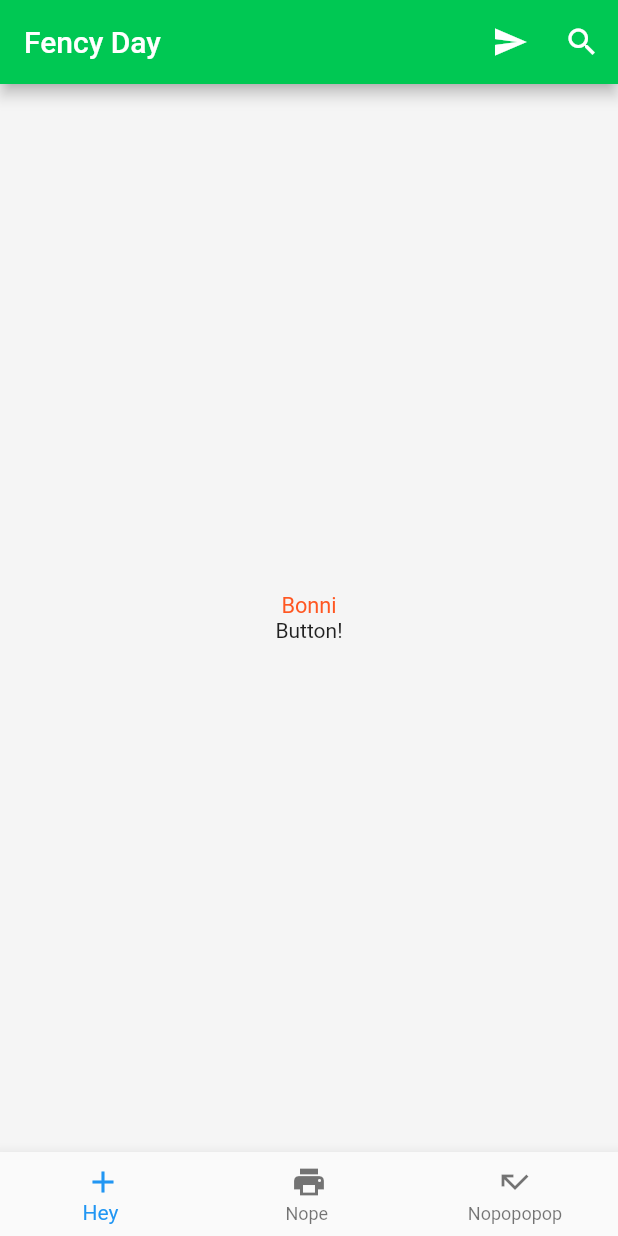
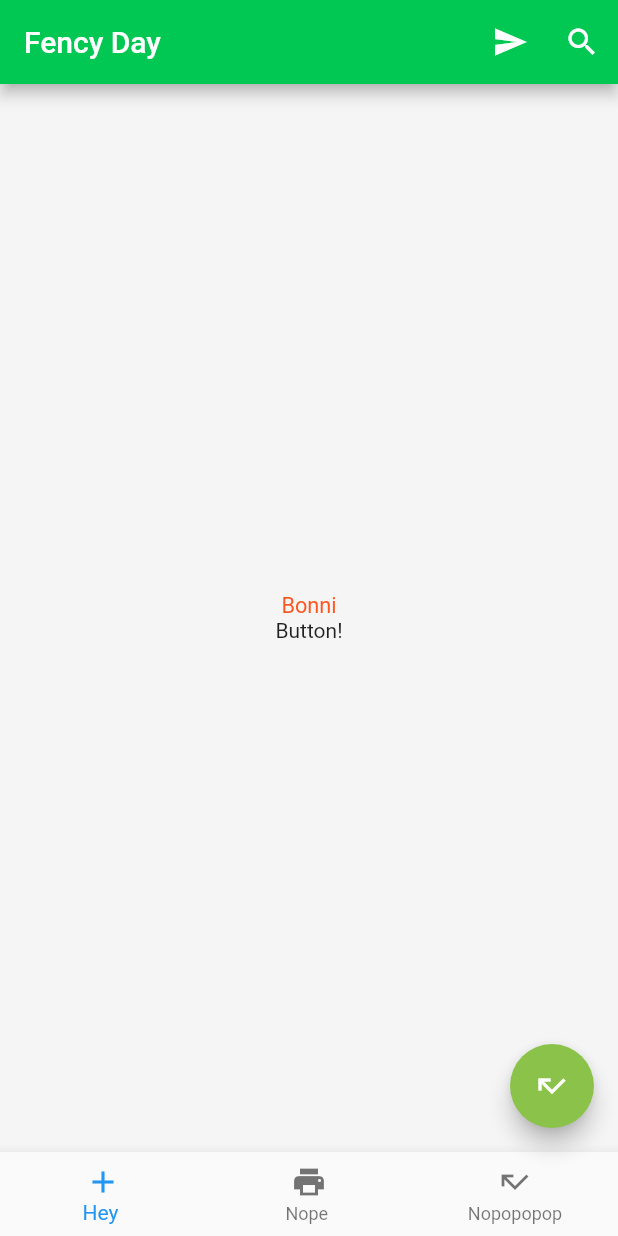
Before and after one commit to JCFlores93/dart-tutorial-udemy, a Flutter app: the screen it shows after launch, on a phone screen of 412 x 824 dp. Run offline on Flutter 3.47's test engine with Material 2 defaults, Android fonts, the phone set to English and light mode, and no system bars.

Commit message:
'floating'

```diff
--- a/proyect3/flutter_app/lib/ui/home.dart
+++ b/proyect3/flutter_app/lib/ui/home.dart
@@ -44,6 +44,12 @@ class Home extends StatelessWidget {
             ],
           ),
         ),
+      floatingActionButton: new FloatingActionButton(
+          onPressed: ()=> debugPrint("Pressed"),
+          backgroundColor: Colors.lightGreen,
+          tooltip: 'Going up',
+          child: new Icon(Icons.call_missed),
+      ),
       bottomNavigationBar: new BottomNavigationBar(
         currentIndex: 0,
           items: [
```
